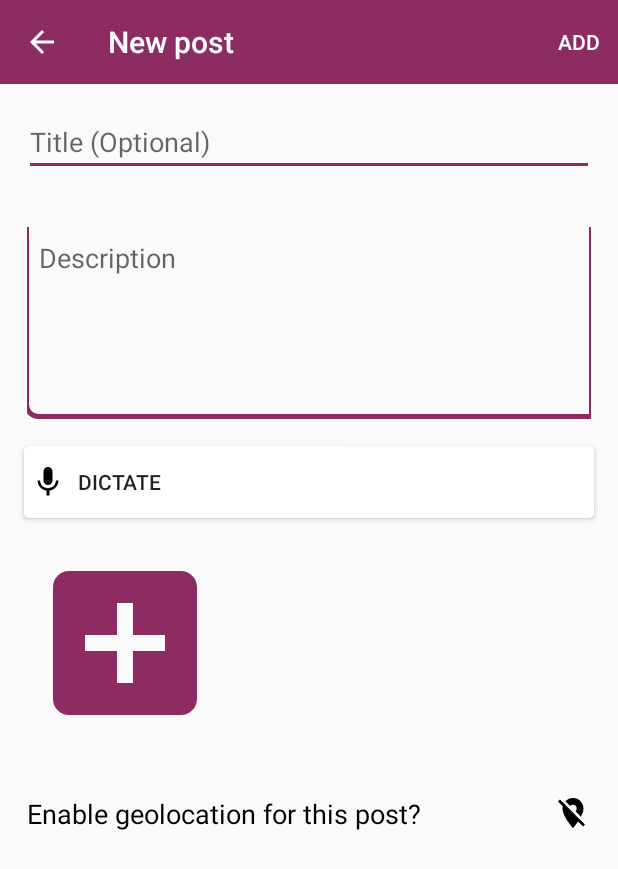
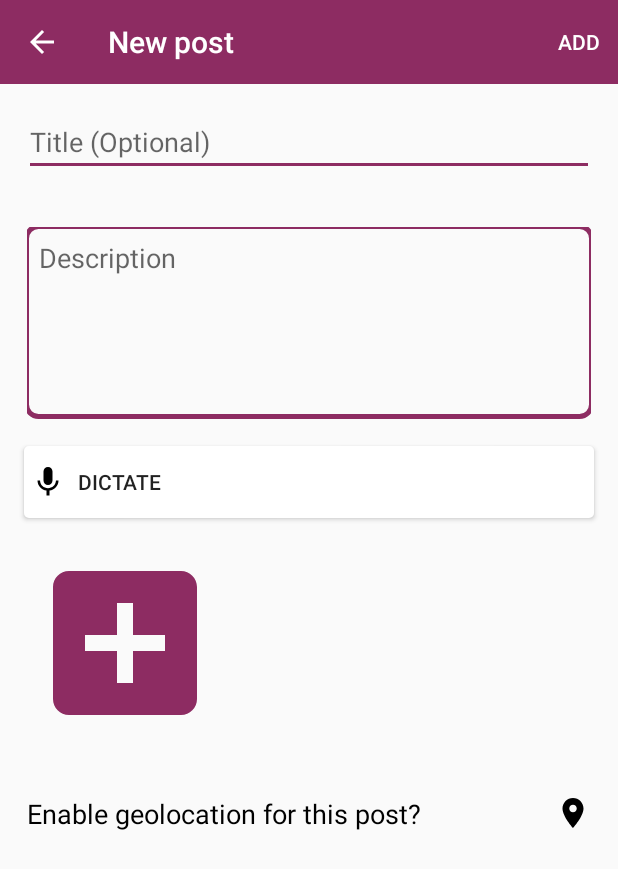
Before and after one commit to doubletapp/izjuminka-android, an Android app: the AddNewsActivity screen opened directly, with no data from a screen before it, after a tap on "Enable geolocation for this post?", on a phone screen of 412 x 824 dp. Shown: the top 869 px of the screen. Run offline under Robolectric (Android 15) with nearby library versions, the phone set to English and light mode, and no system bars; our stand-ins replace ButterKnife, Dagger/Hilt's generated code; libraries missing offline, so code that uses them is left out: com.vansuita.pickimage, com.vk.sdk, ru.yandex.speechkit; pictures from the network do not load; 2 statements that could not run were skipped.

Commit message:
#Edittext background

```diff
--- a/Izjuminka/app/src/main/java/ru/doubletapp/android/izjuminka/view/news/addNews/AddNewsFragment.java
+++ b/Izjuminka/app/src/main/java/ru/doubletapp/android/izjuminka/view/news/addNews/AddNewsFragment.java
@@ -156,7 +156,7 @@ public class AddNewsFragment extends BaseFragment<AddNewsPresenter> {
 
     @OnClick(R.id.add_news_location)
     void onLocationClick() {
-        if (!mLocationChecker.isChecked()) {
+        /*if (!mLocationChecker.isChecked()) {
             if (ContextCompat.checkSelfPermission(getActivity(),
                     Manifest.permission.ACCESS_COARSE_LOCATION)
                     != PackageManager.PERMISSION_GRANTED &&
@@ -170,7 +170,8 @@ public class AddNewsFragment extends BaseFragment<AddNewsPresenter> {
                 requestLocation();
             }
         }
-        mLocationChecker.setChecked(false);
+        mLocationChecker.setChecked(false);*/
+        //stub!!!
     }
 
     @OnClick(R.id.add_news_speechkit)
--- a/Izjuminka/app/src/main/res/drawable/edittext_background.xml
+++ b/Izjuminka/app/src/main/res/drawable/edittext_background.xml
@@ -4,7 +4,7 @@
         android:bottom="0dp"
         android:left="-2dp"
         android:right="-2dp"
-        android:top="-4dp">
+        android:top="-2dp">
         <shape android:shape="rectangle">
             <stroke
                 android:width="3dp"
@@ -12,7 +12,10 @@
 
             <solid android:color="@android:color/transparent"/>
             <corners
-                android:bottomLeftRadius="8dp"/>
+                android:bottomLeftRadius="8dp"
+                android:bottomRightRadius="8dp"
+                android:topLeftRadius="8dp"
+                android:topRightRadius="8dp"/>
         </shape>
     </item>
 
```
